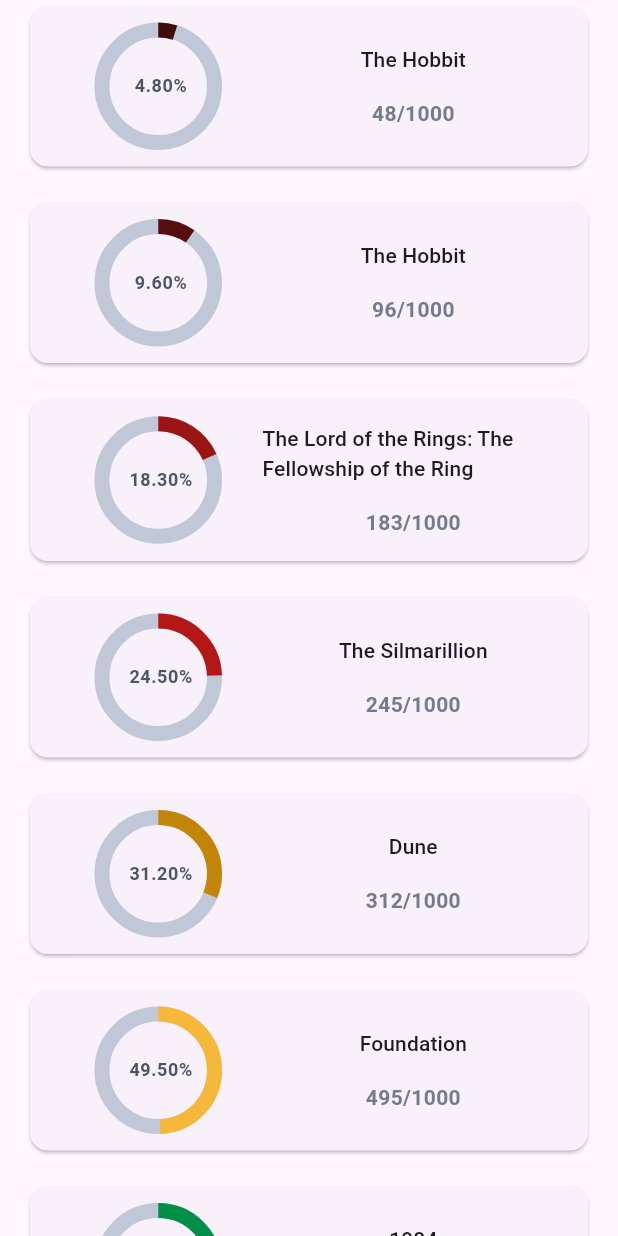
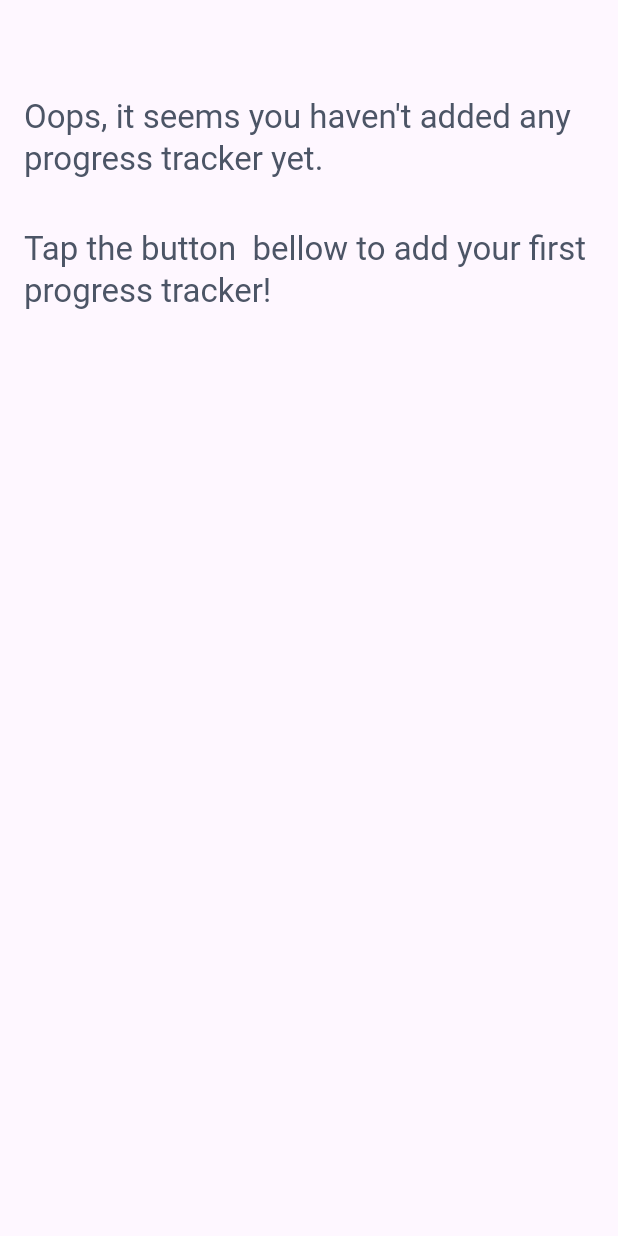
Before and after one commit to AHRGO/book-page-tracker, a Flutter app: the screen it shows after launch, on a phone screen of 412 x 824 dp. Run offline on Flutter 3.47's test engine with Material 3 defaults, Android fonts, the phone set to English and light mode, and no system bars; our stand-ins replace equatable.

Commit message:
create two screens different screens to show progresses or not

```diff
--- /dev/null
+++ b/lib/presentation/empty_progress_screen.dart
@@ -0,0 +1,30 @@
+import 'package:book_page_tracker/shared/app_colors.dart';
+import 'package:flutter/material.dart';
+
+class EmptyProgressScreen extends StatelessWidget {
+  const EmptyProgressScreen({super.key});
+
+  @override
+  Widget build(BuildContext context) {
+    final theme = Theme.of(context);
+    final titleStyle = theme.textTheme.titleLarge?.copyWith(
+      color: AppColors.onSurfaceColor,
+    );
+    return SizedBox(
+      child: Column(
+        children: [
+          SizedBox(height: 64.0),
+          Text(
+            'Oops, it seems you haven\'t added any progress tracker yet.',
+            style: titleStyle,
+          ),
+          SizedBox(height: 32.0),
+          Text(
+            'Tap the button  bellow to add your first progress tracker!',
+            style: titleStyle,
+          ),
+        ],
+      ),
+    );
+  }
+}
--- a/lib/presentation/home_screen.dart
+++ b/lib/presentation/home_screen.dart
@@ -1,6 +1,5 @@
-import 'package:book_page_tracker/mock/page_tracker_mocked_list.dart';
-import 'package:book_page_tracker/widgets/no_progress_tracker_widget.dart';
-import 'package:book_page_tracker/widgets/progress_tracker_widget.dart';
+import 'package:book_page_tracker/presentation/empty_progress_screen.dart';
+import 'package:book_page_tracker/presentation/progress_trackers_screen.dart';
 import 'package:flutter/material.dart';
 
 class HomeScreen extends StatelessWidget {
@@ -8,25 +7,17 @@
 
   @override
   Widget build(BuildContext context) {
+    // final hasProgressTrackers = PageTrackerMockedList.list.isNotEmpty;
+    final hasProgressTrackers = false;
+
     return Scaffold(
       backgroundColor: Theme.of(context).colorScheme.surface,
       body: SafeArea(
         child: Padding(
           padding: const EdgeInsets.symmetric(horizontal: 16.0),
-          child: Center(
-            child: SingleChildScrollView(
-              child: Column(
-                mainAxisSize: MainAxisSize.min,
-                spacing: 16.0,
-                children: [
-                  // NoProgressTrackerWidget(),
-                  ...PageTrackerMockedList.list.map(
-                    (e) => ProgressTrackerWidget(progressTracker: e),
-                  ),
-                ],
-              ),
-            ),
-          ),
+          child: hasProgressTrackers
+              ? ProgressTrackersScreen()
+              : EmptyProgressScreen(),
         ),
       ),
     );
--- a/lib/shared/app_colors.dart
+++ b/lib/shared/app_colors.dart
@@ -1,8 +1,11 @@
 import 'package:book_page_tracker/shared/color_pallete.dart';
 
 class AppColors {
-  static const outlineColor = ColorPallete.lightGray80;
-  static const surfaceColor = ColorPallete.lightGray95;
+  static const outlineColor = ColorPallete.darkGray60;
+  // static const surfaceColor = ColorPallete.lightGray95;
+
   static const onSurfaceColor = ColorPallete.lightGray35;
-  static const disabledColor = ColorPallete.darkGray50;
+  static const disabledColor = ColorPallete.lightGray80;
+
+  static const lighContainerColor = ColorPallete.lightGray90;
 }
--- a/lib/widgets/progress_tracker_widget.dart
+++ b/lib/widgets/progress_tracker_widget.dart
@@ -56,7 +56,7 @@
             Positioned.fill(
               child: CircularProgressIndicator(
                 value: progressRate,
-                backgroundColor: AppColors.outlineColor,
+                backgroundColor: AppColors.disabledColor,
                 color: ProgressColors.getProgressColor(progressRate),
                 strokeWidth: 10,
               ),
@@ -101,7 +101,7 @@
             '${pageTracker.actualPage}/${pageTracker.totalPages}',
             style: Theme.of(context).textTheme.bodyMedium?.copyWith(
               fontWeight: FontWeight.bold,
-              color: AppColors.disabledColor,
+              color: AppColors.outlineColor,
             ),
           ),
         ],
```
Also changed, not shown: lib/presentation/progress_trackers_screen.dart (added, +25 -0 lines), lib/widgets/app_card_widget.dart (deleted, +0 -128 lines), lib/widgets/no_progress_tracker_placeholder_widget.dart (+15 -13 lines), lib/widgets/no_progress_tracker_widget.dart (deleted, +0 -26 lines).
